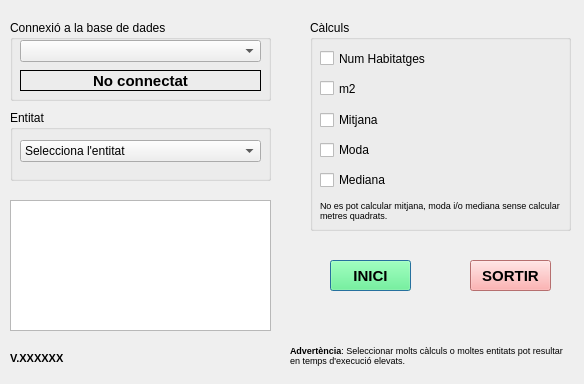
Before: the Qt Designer form eficiencia_energetica_dialog_base.ui in TecnocampusCCU/eficiencia_energetica, drawn with Qt 5.
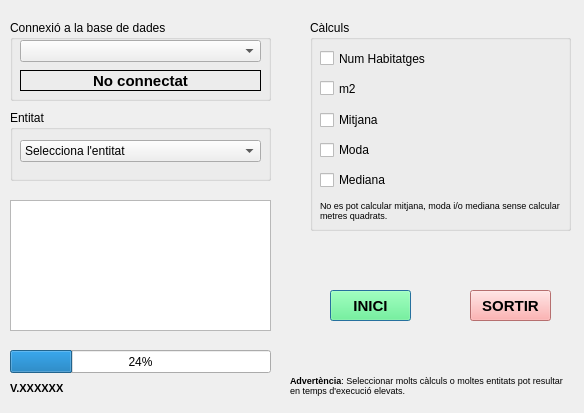
After: the same form once the commit is applied.

Commit message: Progress Bar + Mes Fixes

What changed in the file:
```diff
--- a/eficiencia_energetica_dialog_base.ui
+++ b/eficiencia_energetica_dialog_base.ui
@@ -7,7 +7,7 @@
     <x>0</x>
     <y>0</y>
     <width>584</width>
-    <height>384</height>
+    <height>413</height>
    </rect>
   </property>
   <property name="windowTitle">
@@ -248,7 +248,7 @@
    <property name="geometry">
     <rect>
      <x>330</x>
-     <y>260</y>
+     <y>290</y>
      <width>81</width>
      <height>31</height>
     </rect>
@@ -686,7 +686,7 @@
    <property name="geometry">
     <rect>
      <x>470</x>
-     <y>260</y>
+     <y>290</y>
      <width>81</width>
      <height>31</height>
     </rect>
@@ -1134,7 +1134,7 @@
    <property name="geometry">
     <rect>
      <x>290</x>
-     <y>340</y>
+     <y>370</y>
      <width>281</width>
      <height>31</height>
     </rect>
@@ -1153,7 +1153,7 @@
    <property name="geometry">
     <rect>
      <x>10</x>
-     <y>350</y>
+     <y>380</y>
      <width>91</width>
      <height>16</height>
     </rect>
@@ -1169,6 +1169,19 @@
     <string>V.XXXXXX</string>
    </property>
   </widget>
+  <widget class="QProgressBar" name="progressBar">
+   <property name="geometry">
+    <rect>
+     <x>10</x>
+     <y>350</y>
+     <width>261</width>
+     <height>23</height>
+    </rect>
+   </property>
+   <property name="value">
+    <number>24</number>
+   </property>
+  </widget>
  </widget>
  <resources/>
  <connections/>
```
The commit also changes 2 other files.
